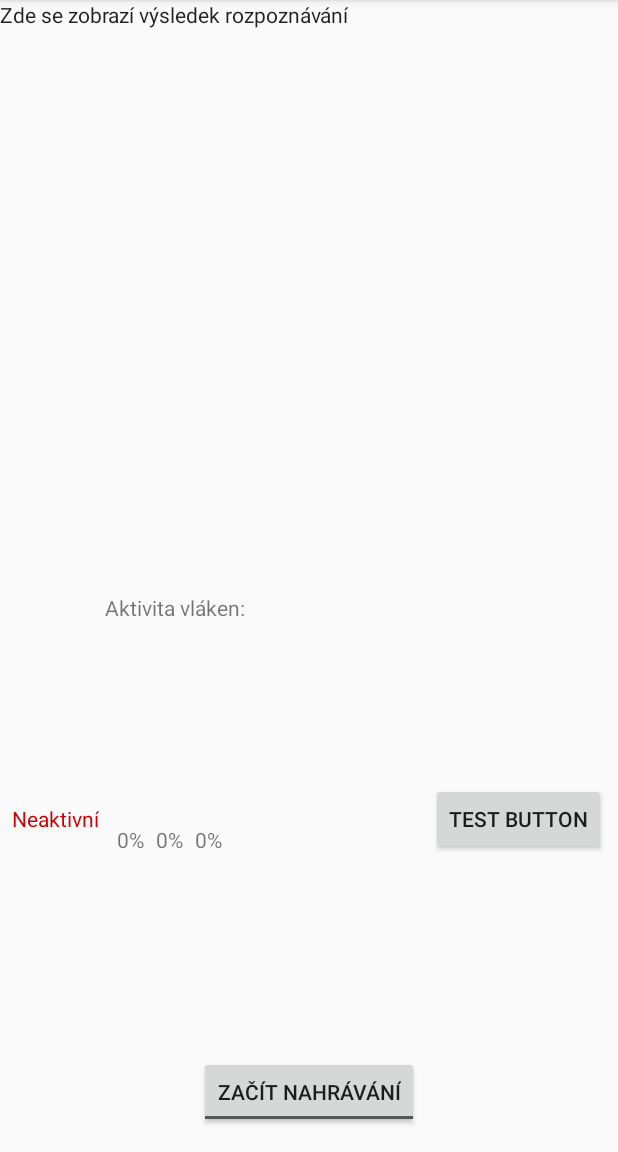
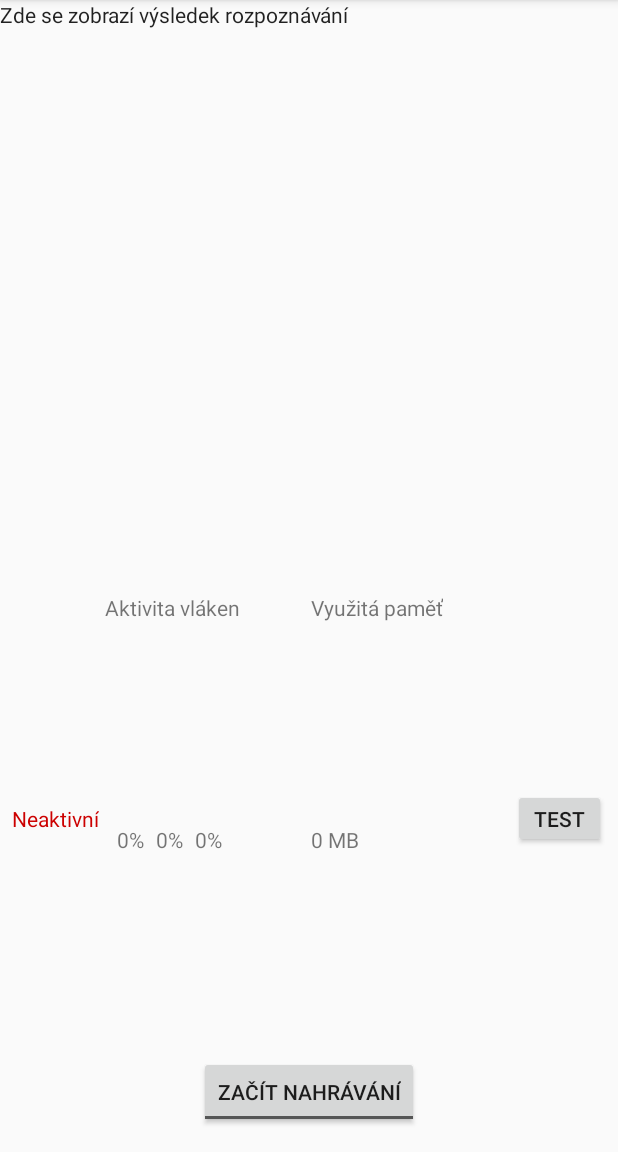
Before and after one commit to PetrFlajsingr/SpeechRecognition, an Android app: the screen it shows after launch (MainActivity), on a phone screen of 412 x 824 dp, the part 84-1236 px from its top. Run offline under Robolectric (Android 15) with nearby library versions, the phone set to English and light mode, and no system bars; 4 statements that could not run were skipped.

Commit message:
add memory usage to UI

```diff
--- a/app/src/main/java/cz/vutbr/fit/xflajs00/voicerecognition/MainActivity.java
+++ b/app/src/main/java/cz/vutbr/fit/xflajs00/voicerecognition/MainActivity.java
@@ -2,6 +2,8 @@ package cz.vutbr.fit.xflajs00.voicerecognition;
 
 import android.Manifest;
 import android.graphics.Color;
+import android.os.Build;
+import android.os.Debug;
 import android.support.v4.app.ActivityCompat;
 import android.support.v7.app.AppCompatActivity;
 import android.os.Bundle;
@@ -9,6 +11,9 @@ import android.view.View;
 import android.widget.ScrollView;
 import android.widget.TextView;
 import android.widget.Toast;
+
+import java.util.Timer;
+import java.util.TimerTask;
 
 public class MainActivity extends AppCompatActivity implements SpeechRecognitionAPI.ISpeechRecognitionAPICallback, SpeechRecognitionAPI.ISpeechRecognitionAPIDebugCallbacks{
     private boolean recording = false;
@@ -25,6 +30,9 @@ public class MainActivity extends AppCompatActivity implements SpeechRecognition
     private TextView melThreadTextView;
     private TextView nnThreadTextView;
     private TextView decoderThreadTextView;
+    private TextView memoryUsageTextView;
+
+    private Timer timer = new Timer();
 
     /**
      * Requests permissions on start.
@@ -59,6 +67,9 @@ public class MainActivity extends AppCompatActivity implements SpeechRecognition
         melThreadTextView = (TextView) findViewById(R.id.melThreadTextView);
         nnThreadTextView = (TextView) findViewById(R.id.nnThreadTextView);
         decoderThreadTextView = (TextView) findViewById(R.id.decoderThreadTextView);
+        memoryUsageTextView = (TextView) findViewById(R.id.memoryUsageTextView);
+
+        timer.schedule(new memoryTask(), 0, 500);
     }
 
     @Override
@@ -135,7 +146,10 @@ public class MainActivity extends AppCompatActivity implements SpeechRecognition
         runOnUiThread(new Runnable() {
             @Override
             public void run() {
-                resultTextView.setText(String.format("%s\n%s", resultTextView.getText(), finalSequence));
+                String origText = resultTextView.getText().toString();
+                if(origText.length() > 2)
+                    origText = origText.substring(0, origText.length() - 1);
+                resultTextView.setText(String.format("%s\n%s\n", origText, finalSequence));
                 scrollView.fullScroll(ScrollView.FOCUS_DOWN);
             }
         });
@@ -181,4 +195,30 @@ public class MainActivity extends AppCompatActivity implements SpeechRecognition
             }
         });
     }
+
+    private String getMemoryUsage(){
+        Debug.MemoryInfo memInfo = new Debug.MemoryInfo();
+
+        Debug.getMemoryInfo(memInfo);
+
+        long res = memInfo.getTotalPrivateDirty();
+        if(Build.VERSION.SDK_INT >= Build.VERSION_CODES.KITKAT){
+            res += memInfo.getTotalPrivateClean();
+        }
+
+        return Long.toString(res/1000) + " MB";
+    }
+
+    class memoryTask extends TimerTask{
+        @Override
+        public void run() {
+            final String memInfo = getMemoryUsage();
+            runOnUiThread(new Runnable() {
+                @Override
+                public void run() {
+                    memoryUsageTextView.setText(memInfo);
+                }
+            });
+        }
+    }
 }
--- a/app/src/main/res/layout/activity_main.xml
+++ b/app/src/main/res/layout/activity_main.xml
@@ -9,13 +9,13 @@
 
     <Button
         android:id="@+id/button"
-        android:layout_width="wrap_content"
-        android:layout_height="wrap_content"
+        android:layout_width="62dp"
+        android:layout_height="39dp"
         android:layout_marginBottom="8dp"
         android:layout_marginEnd="8dp"
         android:layout_marginTop="8dp"
         android:onClick="createFrames"
-        android:text="Test button"
+        android:text="Test"
         app:layout_constraintBottom_toTopOf="@+id/buttonRecognitionControl"
         app:layout_constraintEnd_toEndOf="parent"
         app:layout_constraintTop_toBottomOf="@+id/scrollView2"/>
@@ -133,4 +133,27 @@
         app:layout_constraintStart_toEndOf="@+id/nnThreadTextView"
         app:layout_constraintTop_toBottomOf="@+id/threadActivityTextView"/>
 
+    <TextView
+        android:id="@+id/textView"
+        android:layout_width="wrap_content"
+        android:layout_height="wrap_content"
+        android:layout_marginEnd="8dp"
+        android:layout_marginStart="8dp"
+        android:layout_marginTop="8dp"
+        android:text="@string/memoryUsage"
+        app:layout_constraintEnd_toStartOf="@+id/button"
+        app:layout_constraintStart_toEndOf="@+id/threadActivityTextView"
+        app:layout_constraintTop_toBottomOf="@+id/scrollView2"/>
+
+    <TextView
+        android:id="@+id/memoryUsageTextView"
+        android:layout_width="wrap_content"
+        android:layout_height="wrap_content"
+        android:layout_marginBottom="8dp"
+        android:layout_marginTop="8dp"
+        android:text="0MB"
+        app:layout_constraintBottom_toTopOf="@+id/buttonRecognitionControl"
+        app:layout_constraintStart_toStartOf="@+id/textView"
+        app:layout_constraintTop_toBottomOf="@+id/textView"/>
+
 </android.support.constraint.ConstraintLayout>
--- a/app/src/main/res/values/strings.xml
+++ b/app/src/main/res/values/strings.xml
@@ -14,5 +14,6 @@ Fusce tellus odio, dapibus id fermentum quis, suscipit id erat. Temporibus autem
 Cum sociis natoque penatibus et magnis dis parturient montes, nascetur ridiculus mus. Etiam ligula pede, sagittis quis, interdum ultricies, scelerisque eu. Fusce wisi. Morbi leo mi, nonummy eget tristique non, rhoncus non leo. Cum sociis natoque penatibus et magnis dis parturient montes, nascetur ridiculus mus. Sed convallis magna eu sem. Praesent in mauris eu tortor porttitor accumsan. In dapibus augue non sapien. Integer in sapien. Class aptent taciti sociosqu ad litora torquent per conubia nostra, per inceptos hymenaeos. Aliquam ante. Sed vel lectus. Donec odio tempus molestie, porttitor ut, iaculis quis, sem. Aliquam ante. Integer rutrum, orci vestibulum ullamcorper ultricies, lacus quam ultricies odio, vitae placerat pede sem sit amet enim. Integer pellentesque quam vel velit.</string>
     <string name="active">Aktivní</string>
     <string name="inactive">Neaktivní</string>
-    <string name="threadActivity">Aktivita vláken:</string>
+    <string name="threadActivity">Aktivita vláken</string>
+    <string name="memoryUsage">Využitá paměť</string>
 </resources>
```
Also changed, not shown: 4 other files.
